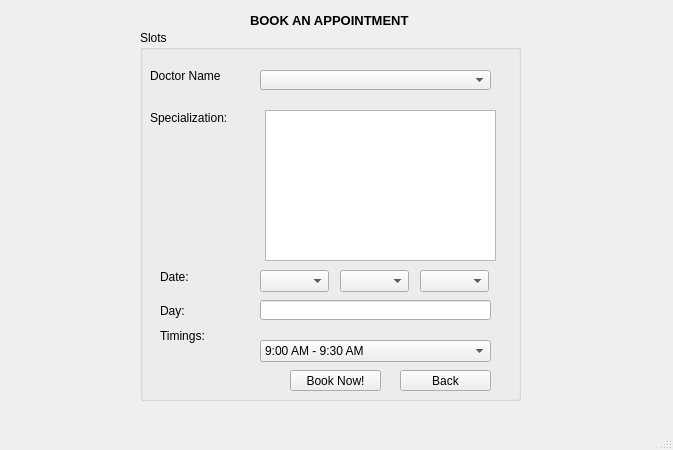
First picture: the form in patientappointment.ui, repository fakehafaisal/db_project, before the edit.
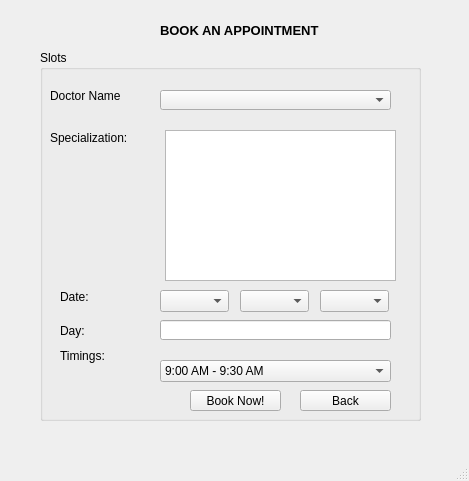
Second picture: the form after the edit.

Diff of the .ui file:
```diff
--- a/patientappointment.ui
+++ b/patientappointment.ui
@@ -6,8 +6,8 @@
    <rect>
     <x>0</x>
     <y>0</y>
-    <width>673</width>
-    <height>450</height>
+    <width>469</width>
+    <height>481</height>
    </rect>
   </property>
   <property name="windowTitle">
@@ -17,8 +17,8 @@
    <widget class="QLabel" name="label">
     <property name="geometry">
      <rect>
-      <x>250</x>
-      <y>0</y>
+      <x>160</x>
+      <y>10</y>
       <width>181</width>
       <height>41</height>
      </rect>
@@ -38,8 +38,8 @@
    <widget class="QGroupBox" name="groupBox">
     <property name="geometry">
      <rect>
-      <x>140</x>
-      <y>30</y>
+      <x>40</x>
+      <y>50</y>
       <width>381</width>
       <height>371</height>
      </rect>
```
Left out of the diff: 2 changed lines with no effect on the pictures.
